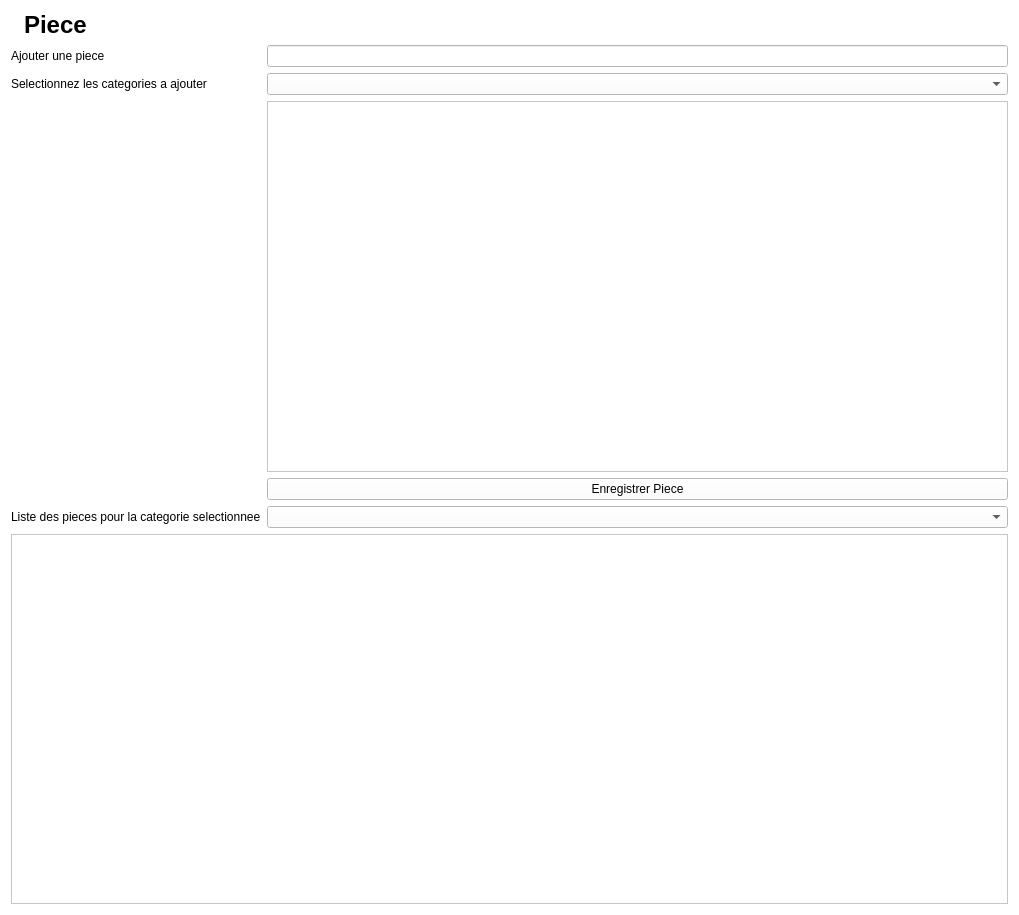
Old version of the form Interface/FenetresEnUI/Piece.ui in the repository ProjetPC2/SIMM2.0-DEV.
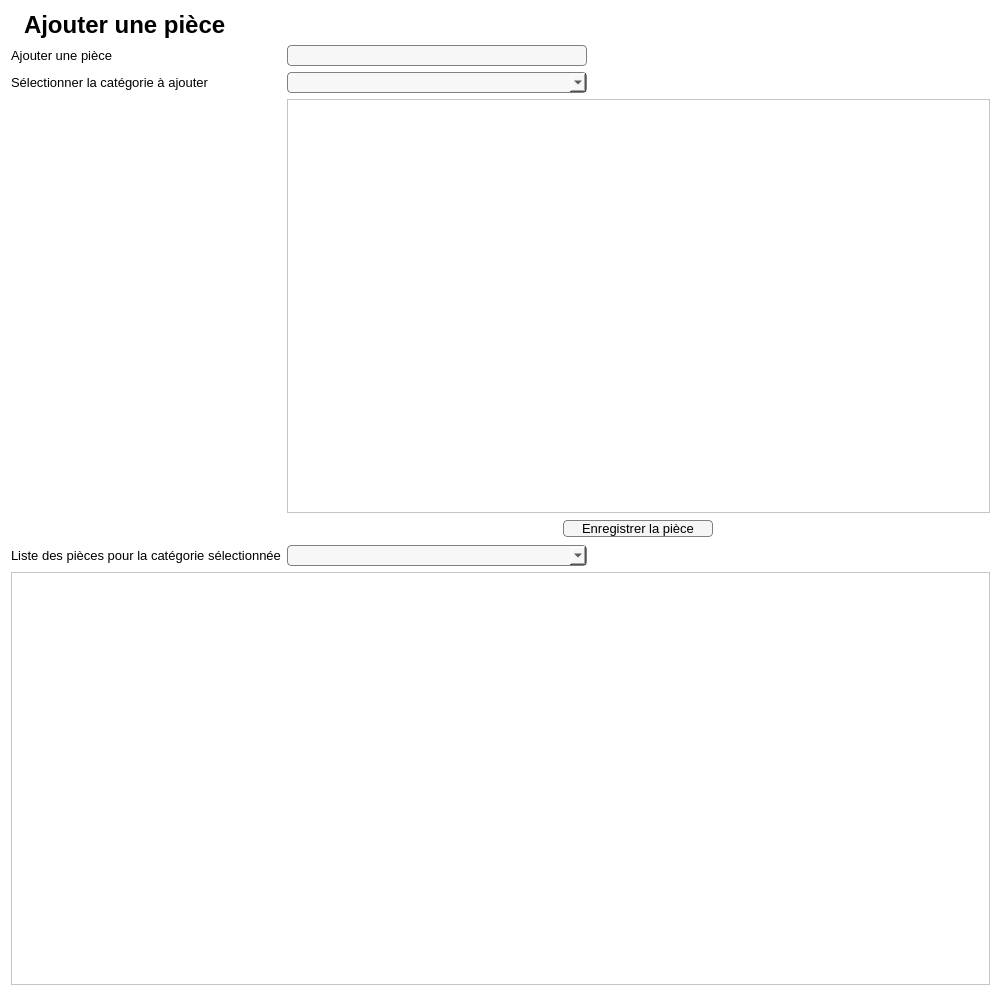
New version of the form. Icons and pictures are not drawn.

Commit message: Modifications des fenetres Accueil et piece

```diff
--- a/Interface/FenetresEnUI/Piece.ui
+++ b/Interface/FenetresEnUI/Piece.ui
@@ -6,8 +6,8 @@
    <rect>
     <x>0</x>
     <y>0</y>
-    <width>1019</width>
-    <height>915</height>
+    <width>1001</width>
+    <height>996</height>
    </rect>
   </property>
   <property name="windowTitle">
@@ -17,39 +17,114 @@
    <string notr="true">background:white;</string>
   </property>
   <layout class="QGridLayout" name="gridLayout">
-   <item row="6" column="0" colspan="2">
-    <widget class="QListView" name="listViewPieceCategorie"/>
-   </item>
-   <item row="2" column="0">
-    <widget class="QLabel" name="label_2">
-     <property name="text">
-      <string>Selectionnez les categories a ajouter</string>
-     </property>
-    </widget>
-   </item>
-   <item row="1" column="1">
-    <widget class="QLineEdit" name="lineEdit"/>
-   </item>
    <item row="3" column="1">
-    <widget class="QListView" name="listView"/>
-   </item>
-   <item row="2" column="1">
-    <widget class="QComboBox" name="comboBox"/>
-   </item>
-   <item row="5" column="0">
-    <widget class="QLabel" name="labelCategorieSelectionnee">
-     <property name="text">
-      <string>Liste des pieces pour la categorie selectionnee</string>
+    <widget class="QListView" name="listView">
+     <property name="font">
+      <font>
+       <family>MS Shell Dlg 2</family>
+       <pointsize>10</pointsize>
+      </font>
      </property>
     </widget>
    </item>
-   <item row="5" column="1">
-    <widget class="QComboBox" name="comboBoxCategorieSelectionnee"/>
+   <item row="1" column="1">
+    <widget class="QLineEdit" name="lineEdit">
+     <property name="maximumSize">
+      <size>
+       <width>300</width>
+       <height>16777215</height>
+      </size>
+     </property>
+     <property name="font">
+      <font>
+       <pointsize>10</pointsize>
+      </font>
+     </property>
+     <property name="styleSheet">
+      <string notr="true">QLineEdit
+{
+padding: 1px;
+border-style: solid;
+border: 1px solid gray;
+border-radius: 4px;
+background:rgb(247,247,247);
+color: black
+}</string>
+     </property>
+    </widget>
    </item>
    <item row="1" column="0">
     <widget class="QLabel" name="label">
+     <property name="font">
+      <font>
+       <pointsize>10</pointsize>
+      </font>
+     </property>
      <property name="text">
-      <string>Ajouter une piece</string>
+      <string>Ajouter une pièce</string>
+     </property>
+    </widget>
+   </item>
+   <item row="2" column="1">
+    <widget class="QComboBox" name="comboBox">
+     <property name="maximumSize">
+      <size>
+       <width>300</width>
+       <height>16777215</height>
+      </size>
+     </property>
+     <property name="font">
+      <font>
+       <pointsize>10</pointsize>
+      </font>
+     </property>
+     <property name="styleSheet">
+      <string notr="true">QComboBox{
+padding: 1px;
+border-style: solid;
+border: 1px solid gray;
+border-radius: 4px;
+background:rgb(247,247,247);
+color: black;
+}</string>
+     </property>
+    </widget>
+   </item>
+   <item row="6" column="0">
+    <widget class="QLabel" name="labelCategorieSelectionnee">
+     <property name="font">
+      <font>
+       <pointsize>10</pointsize>
+      </font>
+     </property>
+     <property name="text">
+      <string>Liste des pièces pour la catégorie sélectionnée</string>
+     </property>
+    </widget>
+   </item>
+   <item row="6" column="1">
+    <widget class="QComboBox" name="comboBoxCategorieSelectionnee">
+     <property name="maximumSize">
+      <size>
+       <width>300</width>
+       <height>16777215</height>
+      </size>
+     </property>
+     <property name="font">
+      <font>
+       <pointsize>10</pointsize>
+      </font>
+     </property>
+     <property name="styleSheet">
+      <string notr="true">QComboBox{
+padding: 1px;
+border-style: solid;
+border: 1px solid gray;
+border-radius: 4px;
+background:rgb(247,247,247);
+color: black;
+}
+</string>
      </property>
     </widget>
    </item>
@@ -84,7 +159,7 @@
         <string notr="true">background:white;</string>
        </property>
        <property name="text">
-        <string>Piece</string>
+        <string>Ajouter une pièce</string>
        </property>
       </widget>
      </item>
@@ -103,12 +178,110 @@
      </item>
     </layout>
    </item>
+   <item row="2" column="0">
+    <widget class="QLabel" name="label_2">
+     <property name="font">
+      <font>
+       <pointsize>10</pointsize>
+      </font>
+     </property>
+     <property name="text">
+      <string>Sélectionner la catégorie à ajouter</string>
+     </property>
+    </widget>
+   </item>
+   <item row="7" column="0" colspan="2">
+    <widget class="QListView" name="listViewPieceCategorie">
+     <property name="font">
+      <font>
+       <family>MS Shell Dlg 2</family>
+       <pointsize>10</pointsize>
+      </font>
+     </property>
+    </widget>
+   </item>
    <item row="4" column="1">
-    <widget class="QPushButton" name="pushButton">
-     <property name="text">
-      <string>Enregistrer Piece</string>
-     </property>
-    </widget>
+    <layout class="QHBoxLayout" name="horizontalLayout">
+     <item>
+      <spacer name="horizontalSpacer_2">
+       <property name="orientation">
+        <enum>Qt::Horizontal</enum>
+       </property>
+       <property name="sizeType">
+        <enum>QSizePolicy::Fixed</enum>
+       </property>
+       <property name="sizeHint" stdset="0">
+        <size>
+         <width>200</width>
+         <height>20</height>
+        </size>
+       </property>
+      </spacer>
+     </item>
+     <item>
+      <widget class="QPushButton" name="pushButton">
+       <property name="sizePolicy">
+        <sizepolicy hsizetype="Minimum" vsizetype="Fixed">
+         <horstretch>0</horstretch>
+         <verstretch>0</verstretch>
+        </sizepolicy>
+       </property>
+       <property name="maximumSize">
+        <size>
+         <width>150</width>
+         <height>16777215</height>
+        </size>
+       </property>
+       <property name="font">
+        <font>
+         <pointsize>10</pointsize>
+        </font>
+       </property>
+       <property name="cursor">
+        <cursorShape>PointingHandCursor</cursorShape>
+       </property>
+       <property name="styleSheet">
+        <string notr="true">QPushButton {
+color: black;
+background-color:rgb(245, 245, 245);
+border-width: 1px;
+border-color: grey;
+border-style: solid;
+border-radius: 4px;
+
+}
+
+QPushButton:hover {
+background-color: qlineargradient(x1: 0, y1: 1, x2: 0, y2: 0, stop: 0 #edf2f8, stop: 1 #c8d9ea);
+}
+
+QPushButton:pressed {
+background-color: rgb(193, 213, 243);
+}
+</string>
+       </property>
+       <property name="text">
+        <string>Enregistrer la pièce</string>
+       </property>
+      </widget>
+     </item>
+     <item>
+      <spacer name="horizontalSpacer">
+       <property name="orientation">
+        <enum>Qt::Horizontal</enum>
+       </property>
+       <property name="sizeType">
+        <enum>QSizePolicy::Fixed</enum>
+       </property>
+       <property name="sizeHint" stdset="0">
+        <size>
+         <width>200</width>
+         <height>20</height>
+        </size>
+       </property>
+      </spacer>
+     </item>
+    </layout>
    </item>
   </layout>
  </widget>
```
Left out of the diff: 8 changed lines with no effect on the pictures. The commit also changes 1 other file.
